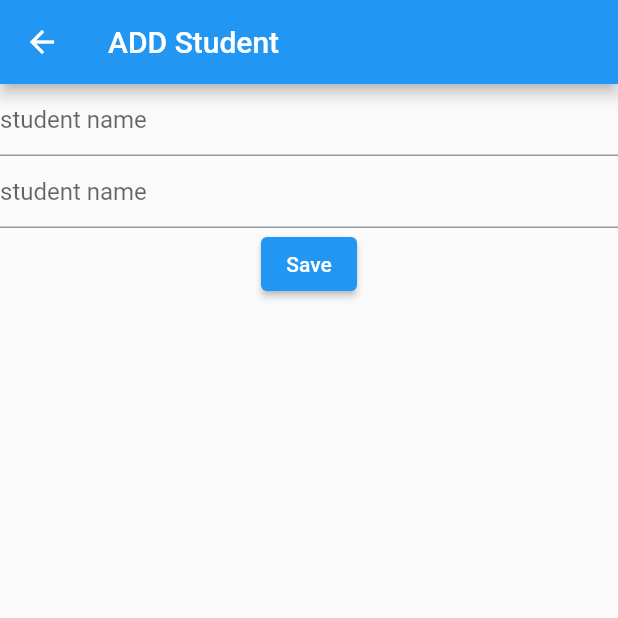
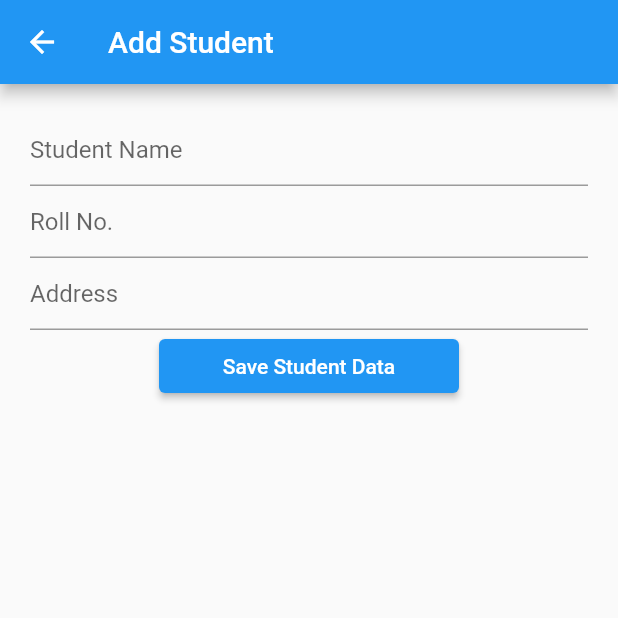
Before and after one commit to Devpanchal37/sqlLiteExample, a Flutter app: the screen it shows after launch, after a tap on "Add Student", on a phone screen of 412 x 824 dp, the top half of it. Run offline on Flutter 3.47's test engine with Material 2 defaults, Android fonts, the phone set to English and light mode, and no system bars; our stand-ins replace sqflite; accounts and stored records are empty.

Commit message:
student_table:- name,enrollment,address add,update,delete,read functionality

```diff
--- a/lib/main.dart
+++ b/lib/main.dart
@@ -34,24 +34,24 @@ class _HomePageState extends State<HomePage> {
   //   _refreshJournals();
   // }
 
-  // List<Map<String, dynamic>> _journals = [];
-  // bool _isLoading = true;
-  //
-  // void _refreshJournals() async {
-  //   final data = await SQLHelper.getItems();
-  //   setState(() {
-  //     _journals = data;
-  //     _isLoading = false;
-  //   });
-  // }
-  //
-  // @override
-  // void initState() {
-  //   // TODO: implement initState
-  //   super.initState();
-  //   _refreshJournals();
-  //   print(".. number of items ${_journals.length}");
-  // }
+  List<Map<String, dynamic>> _journals = [];
+  bool _isLoading = true;
+
+  void _refreshJournals() async {
+    final data = await SQLHelper.getItems();
+    setState(() {
+      _journals = data;
+      _isLoading = false;
+    });
+  }
+
+  @override
+  void initState() {
+    super.initState();
+    _refreshJournals();
+    print(".. number of items ${_journals.length}");
+  }
+
   @override
   Widget build(BuildContext context) {
     return Scaffold(
@@ -98,7 +98,9 @@ class AddStudent extends StatefulWidget {
 
 class _AddStudentState extends State<AddStudent> {
   final TextEditingController _studentNameController = TextEditingController();
-  final TextEditingController _studentDescriptionController =
+  final TextEditingController _studentAddressController =
+      TextEditingController();
+  final TextEditingController _studentEnrollmentController =
       TextEditingController();
 
   @override
@@ -123,22 +125,23 @@ class _AddStudentState extends State<AddStudent> {
       final existingJournal =
           await _journals.firstWhere((element) => element['id'] == id);
       print("heeeeellllllo");
-      _studentNameController.text = existingJournal['title'];
-      _studentDescriptionController.text = existingJournal['description'];
+      _studentNameController.text = existingJournal['name'];
+      _studentAddressController.text = existingJournal['address'];
+      _studentEnrollmentController.text = existingJournal['enrollment'];
     }
     setState(() {});
   }
 
   Future<void> _updateItem(int id) async {
-    await SQLHelper.updateItem(
-        id, _studentNameController.text, _studentDescriptionController.text);
+    await SQLHelper.updateItem(id, _studentNameController.text,
+        _studentAddressController.text, _studentEnrollmentController.text);
     _refreshJournals();
   }
 
   Future<void> _addItem() async {
     print("add item");
-    await SQLHelper.createItem(
-        _studentNameController.text, _studentDescriptionController.text);
+    await SQLHelper.createItem(_studentNameController.text,
+        _studentAddressController.text, _studentEnrollmentController.text);
     print("after add item");
     _refreshJournals();
     print("numberrrrr of itemss : ${_journals.length}");
@@ -159,20 +162,29 @@ class _AddStudentState extends State<AddStudent> {
   Widget build(BuildContext context) {
     return Scaffold(
       appBar: AppBar(
-        title: const Text("ADD Student"),
+        title: Text((widget.id == null) ? "Add Student" : "Edit Student"),
       ),
-      body: Center(
+      body: Padding(
+        padding: const EdgeInsets.all(20),
+        child: Center(
           child: Column(
             children: [
               TextFormField(
                 controller: _studentNameController,
-              decoration: const InputDecoration(hintText: "student name"),
+                decoration: const InputDecoration(hintText: "Student Name"),
               ),
               TextFormField(
-              controller: _studentDescriptionController,
-              decoration: const InputDecoration(hintText: "student name"),
+                controller: _studentEnrollmentController,
+                decoration: const InputDecoration(hintText: "Roll No."),
               ),
-            ElevatedButton(
+              TextFormField(
+                controller: _studentAddressController,
+                decoration: const InputDecoration(hintText: "Address"),
+              ),
+
+              Container(
+                width: 200,
+                child: ElevatedButton(
                     onPressed: () {
                       if (widget.id == null) {
                         _addItem();
@@ -182,7 +194,8 @@ class _AddStudentState extends State<AddStudent> {
                       // _submitForm(widget.id);
                       Navigator.pop(context);
                     },
-                child: const Text("Save")),
+                    child: const Text("Save Student Data")),
+              ),
               // ElevatedButton(
               //     onPressed: () {
               //       // _submitForm(widget.id);
@@ -191,6 +204,7 @@ class _AddStudentState extends State<AddStudent> {
               //     },
               //     child: const Text("show")),
             ],
+          ),
         ),
       ),
     );
@@ -236,7 +250,7 @@ class _ShowListOfStudentState extends State<ShowListOfStudent> {
   Widget build(BuildContext context) {
     return Scaffold(
       appBar: AppBar(
-        title: Text("List of student"),
+        title: Text("List of students"),
       ),
       body: ListView.builder(
         shrinkWrap: true,
@@ -246,8 +260,15 @@ class _ShowListOfStudentState extends State<ShowListOfStudent> {
           print(_journals.length);
           return Card(
             child: ListTile(
-              title: Text(_journals[index]['title'] ?? "no data"),
-              subtitle: Text(_journals[index]['description'] ?? "no data"),
+              leading: const Icon(Icons.people),
+              title: Text(_journals[index]['name'] ?? "no data"),
+              subtitle: Row(
+                children: [
+                  Text(
+                      "Roll No:${_journals[index]['enrollment']}" ?? "no data"),
+                  Text("Add: ${_journals[index]['address']}" ?? "no data")
+                ],
+              ),
               trailing: SizedBox(
                 width: 100,
                 child: Row(
@@ -267,7 +288,10 @@ class _ShowListOfStudentState extends State<ShowListOfStudent> {
                           _deleteItem(_journals[index]['id']);
                           setState(() {});
                         },
-                        icon: const Icon(Icons.delete))
+                        icon: const Icon(
+                          Icons.delete,
+                          color: Colors.red,
+                        ))
                   ],
                 ),
               ),
--- a/lib/sql_helper.dart
+++ b/lib/sql_helper.dart
@@ -3,28 +3,30 @@ import 'package:sqflite/sqflite.dart' as sql;
 
 class SQLHelper {
   static Future<void> createTables(sql.Database database) async {
-    await database.execute("""CREATE TABLE items(
+    await database.execute("""CREATE TABLE student_table(
     id INTEGER PRIMARY KEY AUTOINCREMENT NOT NULL,
-    title TEXT,
-    description TEXT,
+    name TEXT,
+    address TEXT,
+    enrollment TEXT,
     createdAT TIMESTAMP NOT NULL DEFAULT CURRENT_TIMESTAMP)""");
   }
 
   static Future<sql.Database> db() async {
-    return sql.openDatabase('studentdb.db', version: 1,
+    return sql.openDatabase('studentsdb.db', version: 1,
         onCreate: (sql.Database database, int version) async {
       print("create tableeeeeeeeeee");
       await createTables(database);
     });
   }
 
-  static Future<int> createItem(String title, String? description) async {
+  static Future<int> createItem(
+      String name, String address, String enrollment) async {
     print("connectunggggg databasesss");
     final db = await SQLHelper.db();
     print("database connnecteddddddddd");
-    final data = {'title': title, 'description': description};
+    final data = {'name': name, 'address': address, 'enrollment': enrollment};
     print("dataaaaaaaaaaaa");
-    final id = await db.insert('items', data,
+    final id = await db.insert('student_table', data,
         conflictAlgorithm: sql.ConflictAlgorithm.replace);
     print("item is createdddddddddddddddd");
     return id;
@@ -32,31 +34,33 @@ class SQLHelper {
 
   static Future<List<Map<String, dynamic>>> getItems() async {
     final db = await SQLHelper.db();
-    return db.query('items', orderBy: "id");
+    return db.query('student_table', orderBy: "id");
   }
 
   static Future<List<Map<String, dynamic>>> getItem(int id) async {
     final db = await SQLHelper.db();
-    return db.query('items', where: "id = ?", whereArgs: [id], limit: 1);
+    return db.query('student_table',
+        where: "id = ?", whereArgs: [id], limit: 1);
   }
 
   static Future<int> updateItem(
-      int id, String title, String? description) async {
+      int id, String name, String address, String enrollment) async {
     final db = await SQLHelper.db();
     final data = {
-      'title': title,
-      'description': description,
+      'name': name,
+      'address': address,
+      'enrollment': enrollment,
       'CreatedAT': DateTime.now().toString()
     };
-    final result =
-        await db.update('items', data, where: "id = ?", whereArgs: [id]);
+    final result = await db
+        .update('student_table', data, where: "id = ?", whereArgs: [id]);
     return result;
   }
 
   static Future<void> deleteItem(int id) async {
     final db = await SQLHelper.db();
     try {
-      await db.delete("items", where: "id = ?", whereArgs: [id]);
+      await db.delete("student_table", where: "id = ?", whereArgs: [id]);
     } catch (err) {
       debugPrint("something went wrong");
     }
```
Lines whose indentation alone changed are shown as unchanged.
